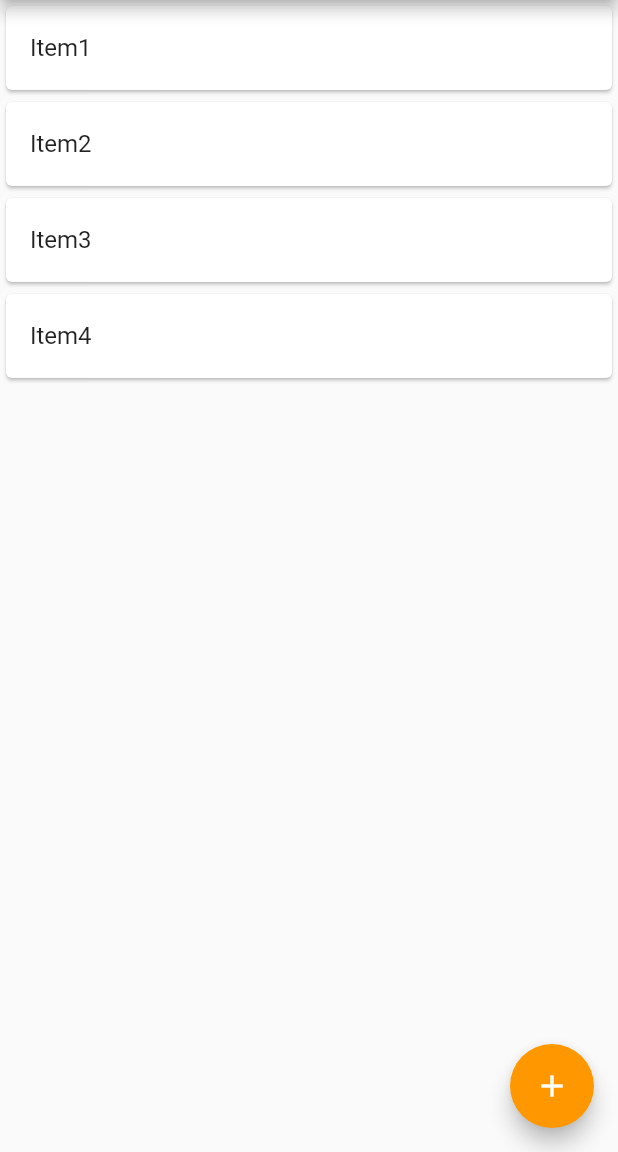
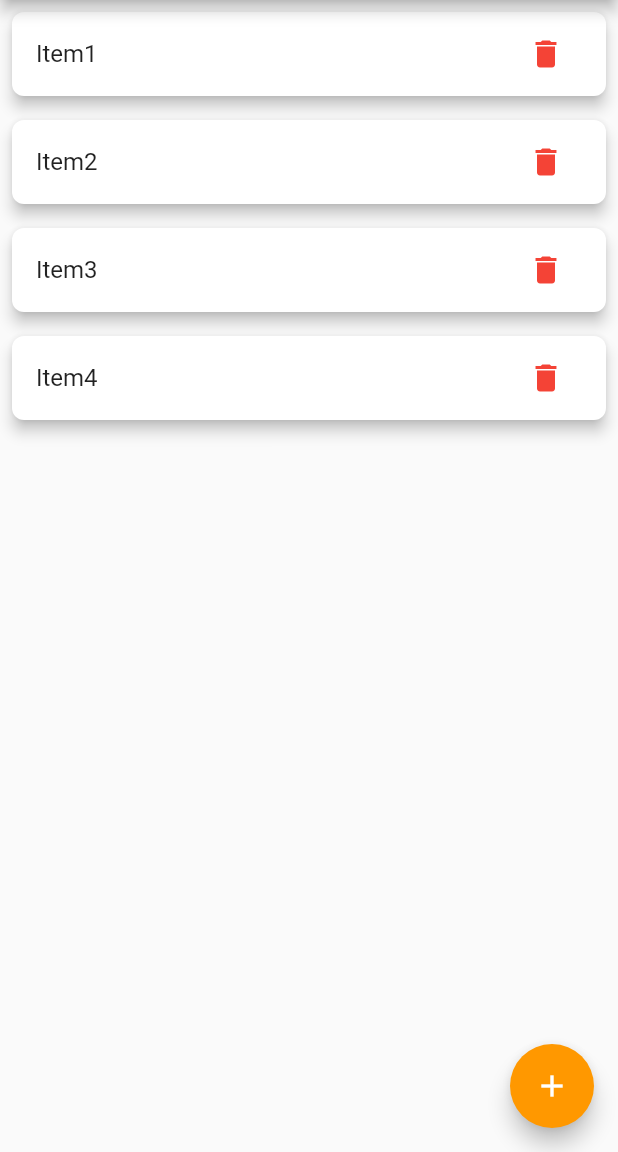
Before and after one commit to jumi1234/flutter_todo, a Flutter app: the screen it shows after launch, on a phone screen of 412 x 824 dp, the part 84-1236 px from its top. Run offline on Flutter 3.47's test engine with Material 2 defaults, Android fonts, the phone set to English and light mode, and no system bars.

Commit message:
list 각각 delete 버튼 추가 및 삭제 기능 완료

```diff
--- a/flutter_todo/lib/main.dart
+++ b/flutter_todo/lib/main.dart
@@ -65,9 +65,26 @@ class _MyAppState extends State<MyApp> {
       body: ListView.builder(
         itemCount: todos.length,
         itemBuilder: (BuildContext context, int index) {
-          return Dismissible(key: Key(todos[index]), child: Card(
-            child: ListTile(title: Text(todos[index]),
-            )
+          return Dismissible(
+            key: Key(todos[index]),
+            child: Card(
+              elevation: 4,
+              margin: EdgeInsets.all(8),
+              shape: RoundedRectangleBorder(borderRadius:
+              BorderRadius.circular(8)
+              ),
+              child: ListTile(
+                title: Text(todos[index]),
+                trailing: IconButton(icon: Icon(
+                  Icons.delete,
+                  color: Colors.red
+                ),
+                onPressed: () {
+                  setState(() {
+                    todos.removeAt(index);
+                  });
+                }),
+              )
           ));
       }),
     );
```
